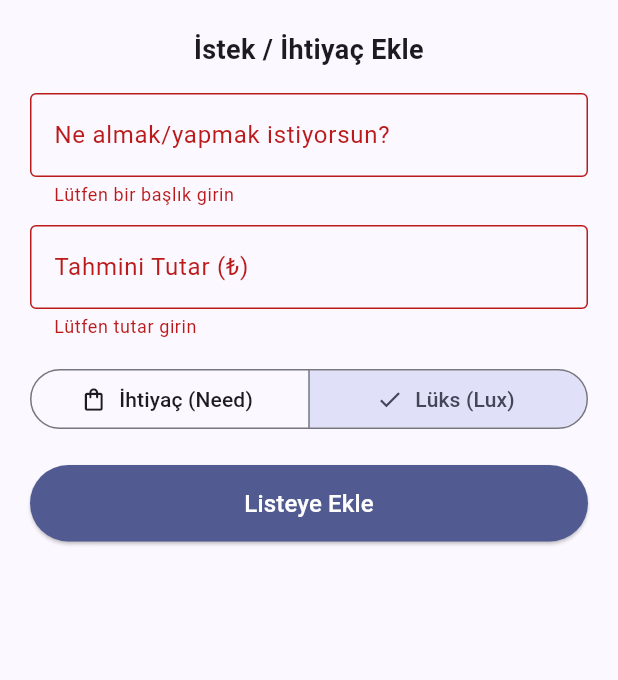
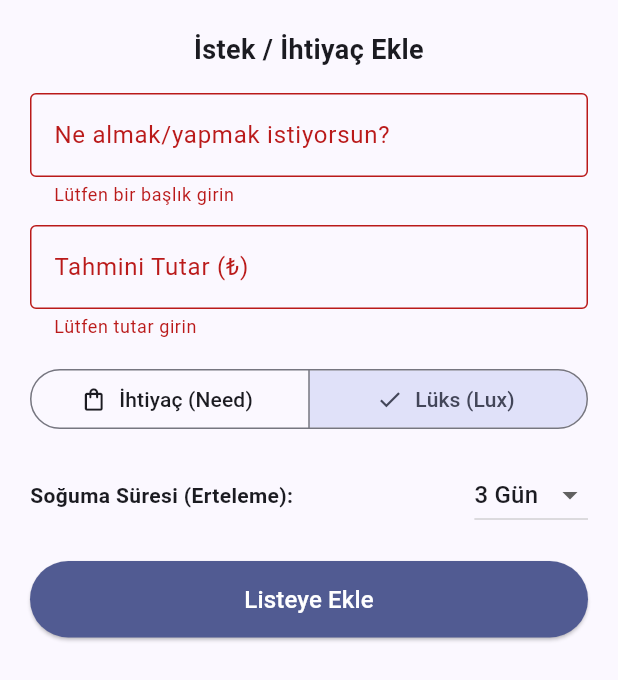
Before and after one commit to mustundag28/luxorneed, a Flutter app: the AddItemSheet widget shown alone on an empty page, opened directly, after a tap on "Listeye Ekle", after a tap on "Lüks (Lux)", on a phone screen of 412 x 824 dp. Shown: the top 680 px of the screen. Run offline on Flutter 3.47's test engine with Material 3 defaults, Android fonts, the phone set to English and light mode, and no system bars; our stand-ins replace equatable, fl_chart, flutter_bloc, flutter_local_notifications, hive, hive_flutter and 1 more; accounts and stored records are empty.

Commit message:
tüm temel işlevlerini (Ekleme, Sınıflandırma, BLoC State Management, Local DB, Grafik Analizleri ve Soğuma Süresi Bildirimleri) başarıyla tamamlamış olduk!

```diff
--- a/lib/features/items/presentation/widgets/add_item_sheet.dart
+++ b/lib/features/items/presentation/widgets/add_item_sheet.dart
@@ -1,6 +1,7 @@
 import 'package:flutter/material.dart';
 import 'package:flutter_bloc/flutter_bloc.dart';
 import 'package:uuid/uuid.dart';
+import '../../../../core/services/notification_service.dart';
 import '../../data/models/item_model.dart';
 import '../bloc/item_bloc.dart';
 import '../bloc/item_event.dart';
@@ -17,6 +18,7 @@ class _AddItemSheetState extends State<AddItemSheet> {
   final _titleController = TextEditingController();
   final _priceController = TextEditingController();
   ItemType _selectedType = ItemType.need;
+  int _coolingDays = 3; // Varsayılan 3 gün soğuma süresi
 
   @override
   void dispose() {
@@ -25,19 +27,35 @@ class _AddItemSheetState extends State<AddItemSheet> {
     super.dispose();
   }
 
-  void _submitData() {
+  Future<void> _submitData() async {
     if (_formKey.currentState!.validate()) {
+      final now = DateTime.now();
       final newItem = ItemModel(
         id: const Uuid().v4(),
         title: _titleController.text.trim(),
         price: double.parse(_priceController.text.replaceAll(',', '.')),
         type: _selectedType,
-        createdAt: DateTime.now(),
-        updatedAt: DateTime.now(),
+        createdAt: now,
+        updatedAt: now,
       );
 
+      // Veritabanına Ekle
       context.read<ItemBloc>().add(AddItemEvent(newItem));
-      Navigator.of(context).pop();
+
+      // Eğer LÜKS seçildiyse Bildirim Planla
+      if (_selectedType == ItemType.lux) {
+        final notificationDate = now.add(Duration(days: _coolingDays));
+        // Benzersiz sayısal notification ID üretimi
+        final notificationId = newItem.id.hashCode.abs();
+
+        await NotificationService().scheduleCoolingOffNotification(
+          id: notificationId,
+          title: newItem.title,
+          scheduledDate: notificationDate,
+        );
+      }
+
+      if (mounted) Navigator.of(context).pop();
     }
   }
 
@@ -85,7 +103,6 @@ class _AddItemSheetState extends State<AddItemSheet> {
               },
             ),
             const SizedBox(height: 16),
-            // Lux / Need Seçim Switch'i
             SegmentedButton<ItemType>(
               segments: const [
                 ButtonSegment<ItemType>(
@@ -106,6 +123,30 @@ class _AddItemSheetState extends State<AddItemSheet> {
                 });
               },
             ),
+
+            // Eğer LÜKS seçildiyse Soğuma Süresi seçeneğini göster
+            if (_selectedType == ItemType.lux) ...[
+              const SizedBox(height: 16),
+              Row(
+                mainAxisAlignment: MainAxisAlignment.spaceBetween,
+                children: [
+                  const Text('Soğuma Süresi (Erteleme):', style: TextStyle(fontWeight: FontWeight.w600)),
+                  DropdownButton<int>(
+                    value: _coolingDays,
+                    items: const [
+                      DropdownMenuItem(value: 1, child: Text('1 Gün')),
+                      DropdownMenuItem(value: 3, child: Text('3 Gün')),
+                      DropdownMenuItem(value: 7, child: Text('7 Gün')),
+                      DropdownMenuItem(value: 14, child: Text('14 Gün')),
+                    ],
+                    onChanged: (val) {
+                      if (val != null) setState(() => _coolingDays = val);
+                    },
+                  ),
+                ],
+              ),
+            ],
+
             const SizedBox(height: 20),
             ElevatedButton(
               onPressed: _submitData,
--- a/pubspec.yaml
+++ b/pubspec.yaml
@@ -20,6 +20,10 @@ dependencies:
   # Grafik Paketi
   fl_chart: ^0.66.0
 
+  # Yerel Bildirim Paketi & Saat Dilimi Desteği
+  flutter_local_notifications: ^17.1.0
+  timezone: ^0.9.2
+
 dev_dependencies:
   flutter_test:
     sdk: flutter
```
Also changed, not shown: lib/core/services/notification_service.dart (added, +66 -0 lines), lib/main.dart (+9 -3 lines), pubspec.lock, 1 other file.
